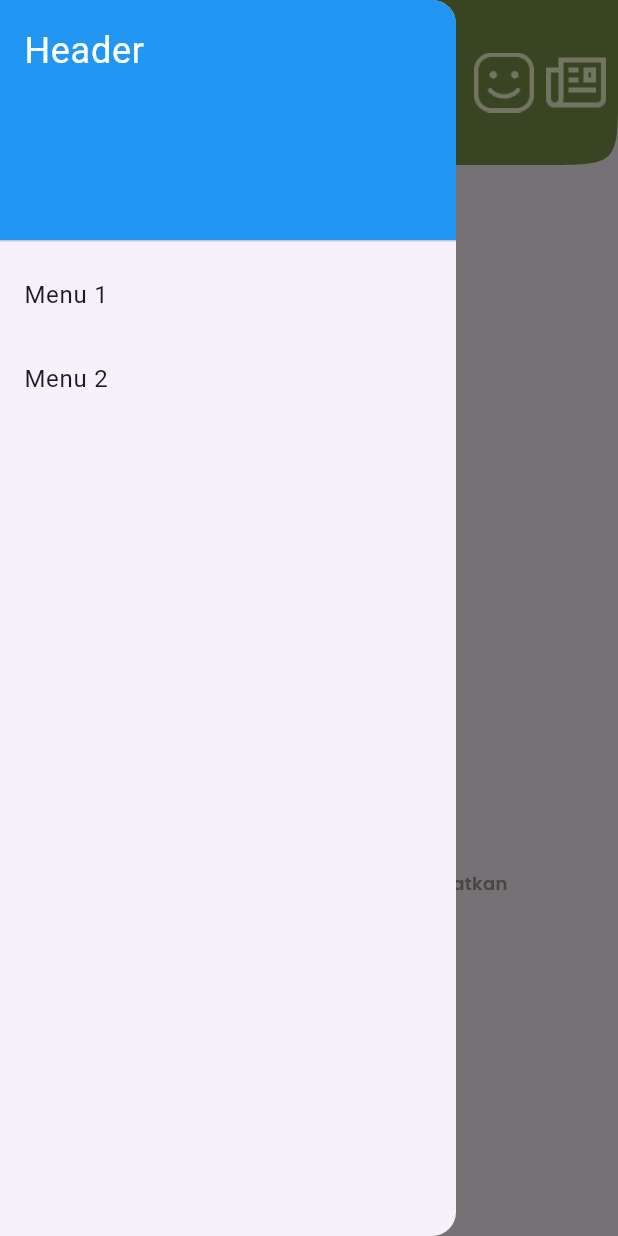
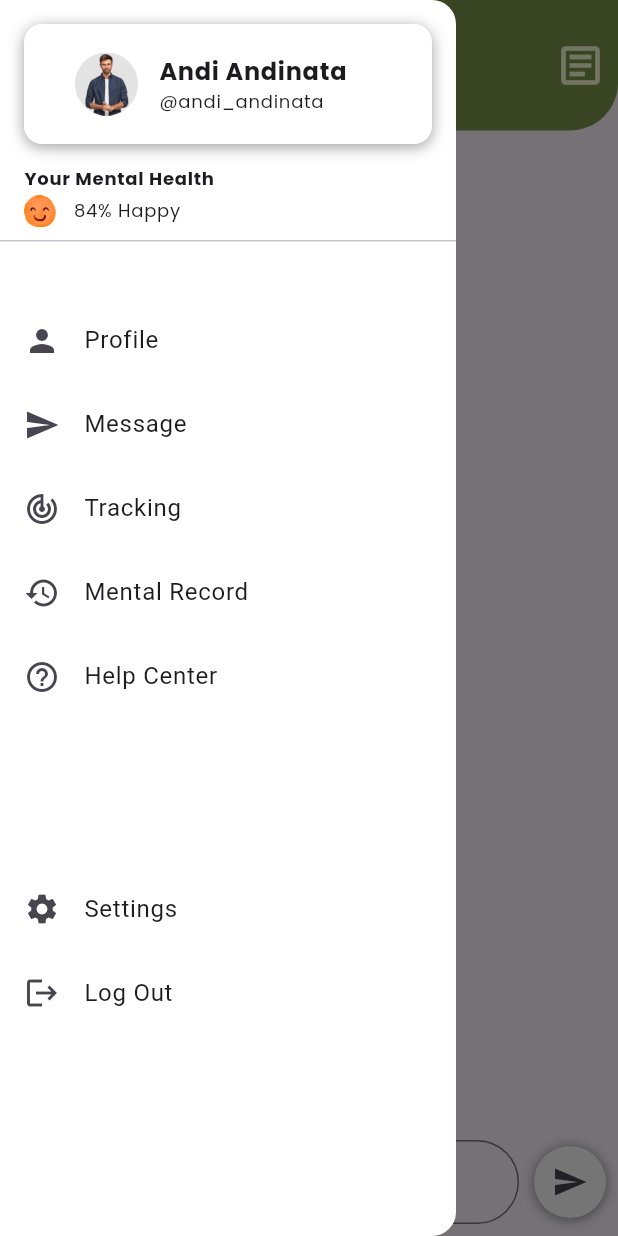
Before and after one commit to Raga-Git/temanBicara, a Flutter app: the ChatBotScreen01 screen opened directly, with the side drawer open, on a phone screen of 412 x 824 dp. Run offline on Flutter 3.47's test engine with Material 3 defaults, Android fonts, the phone set to English and light mode, and no system bars; our stand-ins replace google_fonts; missing offline and left inert: dart:ffi.

Commit message:
14th commit

```diff
--- a/lib/main.dart
+++ b/lib/main.dart
@@ -29,7 +29,7 @@ class MyApp extends StatelessWidget {
   Widget build(BuildContext context) {
     return MaterialApp(
       debugShowCheckedModeBanner: false,
-      home: ChatBotScreen02(),
+      home: ChatBotScreen01(),
     );
   }
 }
--- a/lib/screen/assestmentScreen.dart
+++ b/lib/screen/assestmentScreen.dart
@@ -45,7 +45,7 @@ class Assesment1Screen extends StatelessWidget {
                     ),
                   ),
                 ),
-                Positioned(
+                const Positioned(
                   left: 69,
                   top: 117,
                   child: Text(
--- a/lib/screen/chatBotScreen01.dart
+++ b/lib/screen/chatBotScreen01.dart
@@ -1,4 +1,5 @@
 import 'package:flutter/material.dart';
+import 'package:google_fonts/google_fonts.dart';
 import 'package:teman_bicara/screen/artikelScreen.dart';
 
 class ChatBotScreen01 extends StatefulWidget {
@@ -13,104 +14,176 @@ class _ChatBotScreenState extends State<ChatBotScreen01> {
   Widget build(BuildContext context) {
     return Scaffold(
       appBar: AppBar(
-        backgroundColor: Color(0xFF7D944D),
-        toolbarHeight: 110,
-        shape: ContinuousRectangleBorder(
-          borderRadius: BorderRadius.only(
-            bottomLeft: Radius.circular(50),
-            bottomRight: Radius.circular(50),
-          ),
-        ),
-        leading: GestureDetector(
-          onTap: () {
-            Scaffold.of(context).openDrawer();
-          },
-          child: Padding(
-            padding: EdgeInsets.all(8.0),
-            child: CircleAvatar(
-              radius: 20.0,
-              backgroundColor: Colors.transparent,
-              child: ClipOval(
-                child: Image.asset(
-                  'assets/images/profile1.png',
-                  fit: BoxFit.cover,
-                ),
-              ),
+        centerTitle: true,
+        backgroundColor: Colors.transparent,
+        toolbarHeight: 87,
+        flexibleSpace: Container(
+          decoration: const BoxDecoration(
+            color: Color(0xFF7D944D),
+            borderRadius: BorderRadius.only(
+              bottomLeft: Radius.circular(32),
+              bottomRight: Radius.circular(32),
             ),
           ),
         ),
+        title: Image.asset(
+          'assets/images/logoV2.png',
+          scale: 2,
+        ),
+        leading: Builder(
+          builder: ((BuildContext context) => IconButton(
+                icon: const Icon(
+                  Icons.person,
+                  color: Color(
+                    0xFFFBFFD8,
+                  ),
+                  size: 34,
+                ),
+                onPressed: () {
+                  Scaffold.of(context).openDrawer();
+                },
+              )),
+        ),
         actions: [
-          Center(
-            child: GestureDetector(
-              onTap: () {
-                {
-                  Navigator.push(
-                    context,
-                    MaterialPageRoute(builder: (context) => ChatBotScreen01()),
-                  );
-                }
-                ;
+          IconButton(
+              onPressed: () {
+                Navigator.push(context,
+                    MaterialPageRoute(builder: (context) => artikelScreen()));
               },
-              child: CircleAvatar(
-                backgroundColor: Colors.transparent,
-                child: ClipRect(
-                  child: Image.asset(
-                    'assets/images/logoV2.png',
-                    fit: BoxFit.cover,
-                  ),
+              icon: const Icon(
+                Icons.article_outlined,
+                color: Color(
+                  0xFFFBFFD8,
                 ),
-              ),
-            ),
-          ),
-          GestureDetector(
-            onTap: () {
-              {
-                Navigator.push(
-                  context,
-                  MaterialPageRoute(builder: (context) => artikelScreen()),
-                );
-              }
-              ;
-            },
-            child: Padding(
-              padding: EdgeInsets.all(8.0),
-              child: CircleAvatar(
-                backgroundColor: Colors.transparent,
-                child: ClipRect(
-                  child: Image.asset(
-                    'assets/images/artikel.png',
-                    fit: BoxFit.cover,
-                  ),
-                ),
-              ),
-            ),
-          ),
+                size: 34,
+              ))
         ],
       ),
       drawer: Drawer(
+        backgroundColor: Colors.white,
         child: ListView(
-          padding: EdgeInsets.zero,
           children: [
             DrawerHeader(
-              decoration: BoxDecoration(
-                color: Colors.blue,
-              ),
-              child: Text(
-                'Header',
-                style: TextStyle(
-                  color: Colors.white,
-                  fontSize: 24,
-                ),
+              child: Column(
+                crossAxisAlignment: CrossAxisAlignment.start,
+                children: [
+                  Container(
+                    height: 80,
+                    width: 301,
+                    decoration: BoxDecoration(
+                        color: Colors.white,
+                        borderRadius: BorderRadius.circular(12),
+                        boxShadow: const [
+                          BoxShadow(
+                              color: Colors.grey,
+                              offset: Offset(0, 2),
+                              blurRadius: 8,
+                              spreadRadius: 0)
+                        ]),
+                    child: Row(children: [
+                      Padding(padding: EdgeInsets.symmetric(horizontal: 17)),
+                      Image.asset(
+                        'assets/images/profile1.png',
+                        scale: 2,
+                      ),
+                      SizedBox(
+                        width: 14,
+                      ),
+                      Column(
+                        mainAxisAlignment: MainAxisAlignment.center,
+                        crossAxisAlignment: CrossAxisAlignment.start,
+                        children: [
+                          Text(
+                            'Andi Andinata',
+                            style: GoogleFonts.poppins(
+                                fontSize: 16, fontWeight: FontWeight.bold),
+                          ),
+                          Text(
+                            '@andi_andinata',
+                            style: GoogleFonts.poppins(
+                              fontSize: 12,
+                            ),
+                          )
+                        ],
+                      )
+                    ]),
+                  ),
+                  SizedBox(
+                    height: 14,
+                  ),
+                  Text(
+                    'Your Mental Health',
+                    style: GoogleFonts.poppins(
+                        fontWeight: FontWeight.bold, fontSize: 12),
+                  ),
+                  SizedBox(
+                    height: 2,
+                  ),
+                  Row(
+                    children: [
+                      Image.asset(
+                        'assets/images/emoji05.png',
+                        scale: 2,
+                      ),
+                      SizedBox(
+                        width: 12,
+                      ),
+                      Text(
+                        '84% Happy',
+                        style: GoogleFonts.poppins(fontSize: 12),
+                      )
+                    ],
+                  )
+                ],
               ),
             ),
+            SizedBox(height: 30,),
             ListTile(
-              title: Text('Menu 1'),
+              title: const Text('Profile'),
+              leading: Icon(Icons.person),
               onTap: () {
                 Navigator.pop(context);
               },
             ),
             ListTile(
-              title: Text('Menu 2'),
+              title: const Text('Message'),
+              leading: Icon(Icons.send),
+              onTap: () {
+                Navigator.pop(context);
+              },
+            ),
+            ListTile(
+              title: const Text('Tracking'),
+              leading: Icon(Icons.track_changes),
+              onTap: () {
+                Navigator.pop(context);
+              },
+            ),
+            ListTile(
+              title: const Text('Mental Record'),
+              leading: Icon(Icons.history),
+              onTap: () {
+                Navigator.pop(context);
+              },
+            ),
+            ListTile(
+              title: const Text('Help Center'),
+              leading: Icon(Icons.help_outline),
+              onTap: () {
+                Navigator.pop(context);
+              },
+            ),
+            SizedBox(height: 99,),
+            ListTile(
+              title: const Text('Settings'),
+              leading: Icon(Icons.settings),
+              onTap: () {
+                Navigator.pop(context);
+              },
+            ),
+            ListTile(
+              title: const Text('Log Out'),
+              leading: Icon(Icons.logout),
               onTap: () {
                 Navigator.pop(context);
               },
@@ -120,55 +193,95 @@ class _ChatBotScreenState extends State<ChatBotScreen01> {
       ),
       body: Center(
         child: Column(mainAxisAlignment: MainAxisAlignment.center, children: [
-          Image.asset('assets/images/logo.png'),
-          Text(
-            'Teman Bicara',
-            textAlign: TextAlign.center,
-            style: TextStyle(
-              color: Color(0xFF7D944D),
-              fontSize: 20,
-              fontFamily: 'Poppins',
-              fontWeight: FontWeight.w600,
-              height: 2,
+          Expanded(
+            child: Image.asset(
+              'assets/images/logo.png',
+              scale: 2,
             ),
           ),
-          Text(
-            'Jangan berjuang sendiri, \nAku ada di sini untukmu.\n',
-            textAlign: TextAlign.center,
-            style: TextStyle(
-              color: Color(0xFF7D944D),
-              fontSize: 12,
-              fontFamily: 'Poppins',
-              fontWeight: FontWeight.w600,
-              height: 1,
+          // const Text(
+          //   'Teman Bicara',
+          //   textAlign: TextAlign.center,
+          //   style: TextStyle(
+          //     color: Color(0xFF7D944D),
+          //     fontSize: 20,
+          //     fontFamily: 'Poppins',
+          //     fontWeight: FontWeight.w600,
+          //     height: 2,
+          //   ),
+          // ),
+          // const Text(
+          //   'Jangan berjuang sendiri, \nAku ada di sini untukmu.\n',
+          //   textAlign: TextAlign.center,
+          //   style: TextStyle(
+          //     color: Color(0xFF7D944D),
+          //     fontSize: 12,
+          //     fontFamily: 'Poppins',
+          //     fontWeight: FontWeight.w600,
+          //     height: 1,
+          //   ),
+          // ),
+          // const Text(
+          //   'Aku siap membantu untuk meningkatkan \nkesehatan mentalmu.',
+          //   textAlign: TextAlign.center,
+          //   style: TextStyle(
+          //     color: Color(0xFF9B9B9B),
+          //     fontSize: 12,
+          //     fontFamily: 'Poppins',
+          //     fontWeight: FontWeight.w600,
+          //     height: 1,
+          //   ),
+          // ),
+          // const Text(
+          //   'Yuk Bercerita!',
+          //   textAlign: TextAlign.center,
+          //   style: TextStyle(
+          //     color: Color(0xFF9B9B9B),
+          //     fontSize: 12,
+          //     fontFamily: 'Poppins',
+          //     fontWeight: FontWeight.w600,
+          //     height: 1,
+          //   ),
+          // ),
+          _buildUserInput()
+        ]),
+      ),
+    );
+  }
+
+  Widget _buildUserInput() {
+    return Padding(
+      padding: const EdgeInsets.all(8.0),
+      child: Row(
+        children: [
+          Expanded(
+            child: TextField(
+              controller: TextEditingController(),
+              decoration: InputDecoration(
+                  border: OutlineInputBorder(
+                      borderRadius: BorderRadius.circular(50)),
+                  hintText: '   Yuk Ngobrol'),
+              obscureText: false,
             ),
           ),
-          Text(
-            'Aku siap membantu untuk meningkatkan \nkesehatan mentalmu.',
-            textAlign: TextAlign.center,
-            style: TextStyle(
-              color: Color(0xFF9B9B9B),
-              fontSize: 12,
-              fontFamily: 'Poppins',
-              fontWeight: FontWeight.w600,
-              height: 1,
-            ),
+          const SizedBox(
+            width: 10,
           ),
-          Text(
-            'Yuk Bercerita!',
-            textAlign: TextAlign.center,
-            style: TextStyle(
-              color: Color(0xFF9B9B9B),
-              fontSize: 12,
-              fontFamily: 'Poppins',
-              fontWeight: FontWeight.w600,
-              height: 1,
-            ),
-          ),
-
-        ]),
+          Container(
+            decoration: BoxDecoration(
+                color: Colors.white,
+                borderRadius: BorderRadius.circular(50),
+                boxShadow: const [
+                  BoxShadow(
+                      color: Colors.grey,
+                      offset: Offset(0, 1),
+                      blurRadius: 5,
+                      spreadRadius: 1)
+                ]),
+            child: IconButton(onPressed: () {}, icon: const Icon(Icons.send)),
+          )
+        ],
       ),
-
     );
   }
 }
```
Also changed, not shown: lib/screen/assestmentScreen02.dart (+36 -36 lines).
